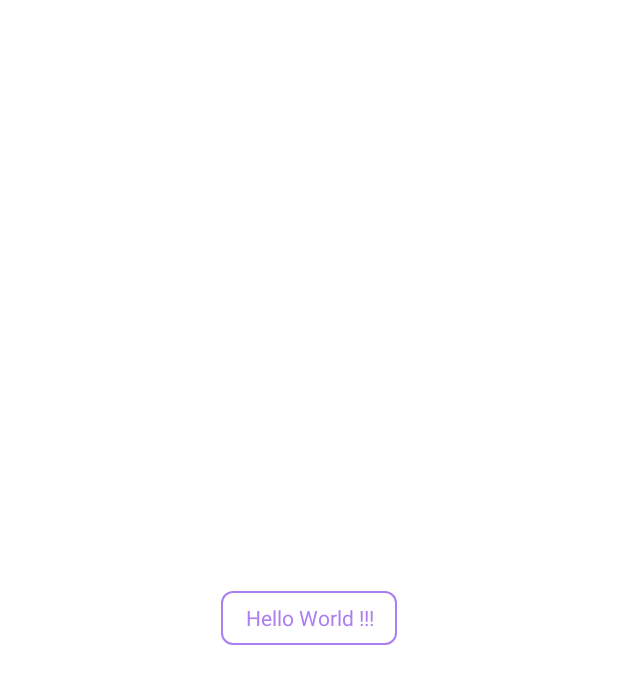
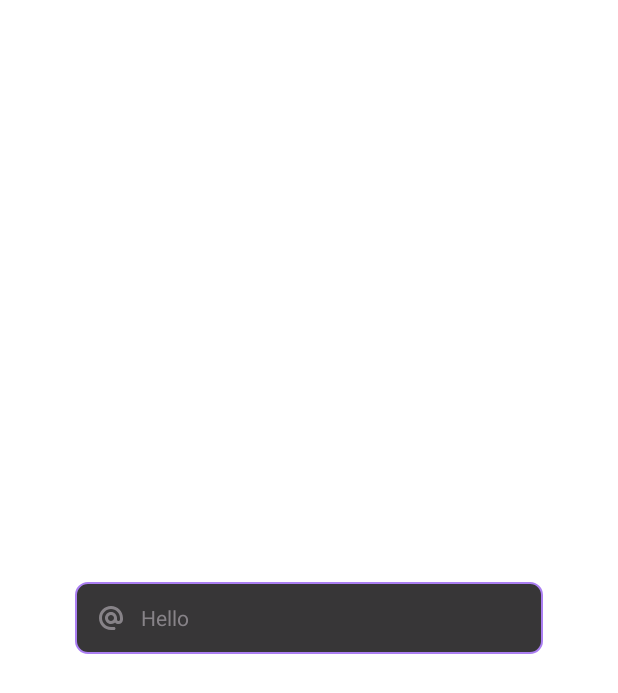
Before and after one commit to RomchaDev/RickAndMortyTestApp, an Android app: the screen it shows after launch (MainActivity), on a phone screen of 412 x 824 dp. Shown: the top 693 px of the screen. Run offline under Robolectric (Android 15) with nearby library versions, the phone set to English and light mode, and no system bars.

Commit message:
refactor: Changed styles

```diff
--- a/app/src/main/res/layout/activity_main.xml
+++ b/app/src/main/res/layout/activity_main.xml
@@ -6,14 +6,21 @@
     android:layout_height="match_parent"
     tools:context=".MainActivity">
 
-    <com.google.android.material.button.MaterialButton
-        android:layout_width="wrap_content"
-        android:layout_height="wrap_content"
+    <com.google.android.material.textfield.TextInputLayout
+        style="@style/Widget.RickAndMortyTestApp.TextInputLayout"
+        android:layout_width="312dp"
         app:layout_constraintBottom_toBottomOf="parent"
         app:layout_constraintEnd_toEndOf="parent"
-        style="?attr/materialButtonOutlinedStyle"
-        android:text="Hello World !!!"
         app:layout_constraintStart_toStartOf="parent"
-        app:layout_constraintTop_toTopOf="parent" />
+        app:startIconDrawable="@drawable/ic_email"
+        app:layout_constraintTop_toTopOf="parent">
+
+        <com.google.android.material.textfield.TextInputEditText
+            style="@style/Widget.RickAndMortyTestApp.TextInputEditText"
+            android:layout_width="match_parent"
+            android:layout_height="match_parent"
+            android:hint="Hello" />
+
+    </com.google.android.material.textfield.TextInputLayout>
 
 </androidx.constraintlayout.widget.ConstraintLayout>
--- a/core/ui/src/main/res/color/start_icon_text_color.xml
+++ /dev/null
@@ -1,5 +0,0 @@
-<?xml version="1.0" encoding="utf-8"?>
-<selector xmlns:android="http://schemas.android.com/apk/res/android">
-    <item android:color="@color/hint" android:state_focused="false" />
-    <item android:color="@color/purple_main" android:state_focused="true" />
-</selector>
--- a/core/ui/src/main/res/values/styles.xml
+++ b/core/ui/src/main/res/values/styles.xml
@@ -4,17 +4,20 @@
     <style name="Widget.RickAndMortyTestApp.Button.Contained" parent="Widget.MaterialComponents.Button">
         <item name="cornerRadius">@dimen/corner_radius_medium</item>
         <item name="android:textAppearance">@style/TextAppearance.RickAndMortyTestApp.ButtonTextStyle</item>
+        <item name="android:textColor">@null</item>
     </style>
 
     <style name="Widget.RickAndMortyTestApp.Button.Outlined" parent="Widget.MaterialComponents.Button.OutlinedButton">
         <item name="cornerRadius">@dimen/corner_radius_medium</item>
         <item name="strokeColor">?attr/colorPrimary</item>
+        <item name="android:textColor">@null</item>
         <item name="android:textAppearance">@style/TextAppearance.RickAndMortyTestApp.ButtonTextStyle</item>
     </style>
 
     <style name="Widget.RickAndMortyTestApp.TextInputLayout" parent="Widget.MaterialComponents.TextInputLayout.FilledBox">
         <item name="android:background">@drawable/bg_edit_text</item>
-        <item name="android:drawableTint">@color/start_icon_text_color</item>
+        <item name="startIconTint">@color/hint</item>
+        <item name="android:layout_height">48dp</item>
         <item name="boxStrokeWidth">0dp</item>
         <item name="boxStrokeWidthFocused">0dp</item>
         <item name="hintEnabled">false</item>
@@ -22,6 +25,11 @@
 
     <style name="Widget.RickAndMortyTestApp.TextInputEditText" parent="Widget.AppCompat.EditText">
         <item name="android:textAppearance">@style/TextAppearance.RickAndMortyTestApp.InputTextStyle</item>
+        <item name="android:textColor">@color/white_absolute</item>
         <item name="android:textColorHint">@color/hint</item>
+        <item name="android:background">@android:color/transparent</item>
+        <item name="android:paddingTop">0dp</item>
+        <item name="android:drawablePadding">-8dp</item>
+        <item name="android:paddingBottom">0dp</item>
     </style>
 </resources>
--- a/core/ui/src/main/res/values/styles_text.xml
+++ b/core/ui/src/main/res/values/styles_text.xml
@@ -27,7 +27,8 @@
         <item name="android:textColor">@color/hint</item>
     </style>
 
-    <style name="TextAppearance.RickAndMortyTestApp.ButtonTextStyle" parent="TextAppearance.RickAndMortyTestApp.InputTextStyle">
-        <item name="android:fontFamily">@font/gilroy_bold</item>
+    <style name="TextAppearance.RickAndMortyTestApp.ButtonTextStyle" parent="TextAppearance.RickAndMortyTestApp.BigContentText">
+        <item name="fontFamily">@font/gilroy_regular</item>
+        <item name="android:textColor">@color/white_absolute</item>
     </style>
 </resources>
--- a/core/ui/src/main/res/values/themes.xml
+++ b/core/ui/src/main/res/values/themes.xml
@@ -14,8 +14,7 @@
         <!-- Customize your theme here. -->
         <item name="materialButtonStyle">@style/Widget.RickAndMortyTestApp.Button.Contained</item>
         <item name="materialButtonOutlinedStyle">@style/Widget.RickAndMortyTestApp.Button.Outlined</item>
-        <item name="textInputStyle">@style/Widget.MaterialComponents.TextInputLayout.FilledBox</item>
-        <item name="editTextStyle">@style/Widget.RickAndMortyTestApp.TextInputEditText</item>
+
     </style>
 
     <style name="Base.Theme.RickAndMortyTestApp" parent="Base.V24.Theme.RickAndMortyTestApp" />
```
